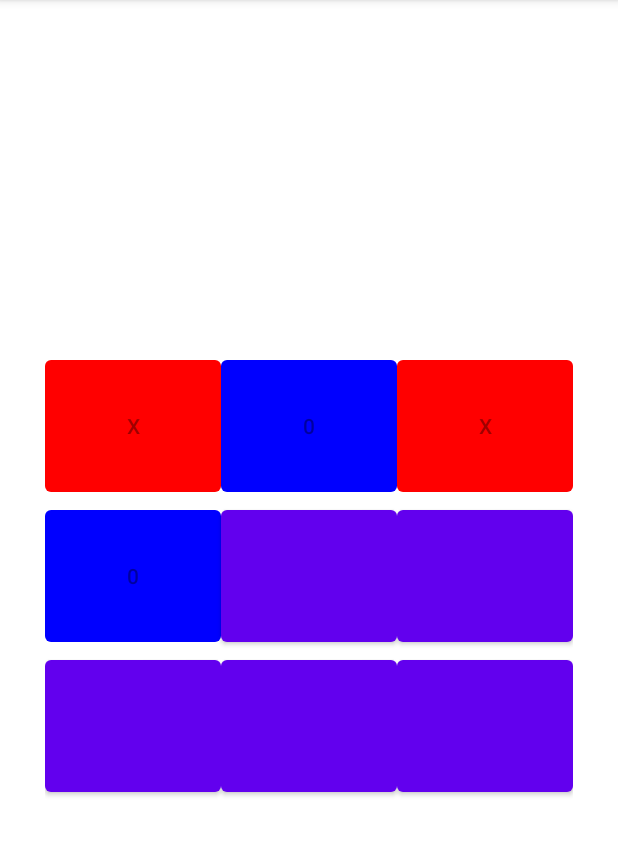
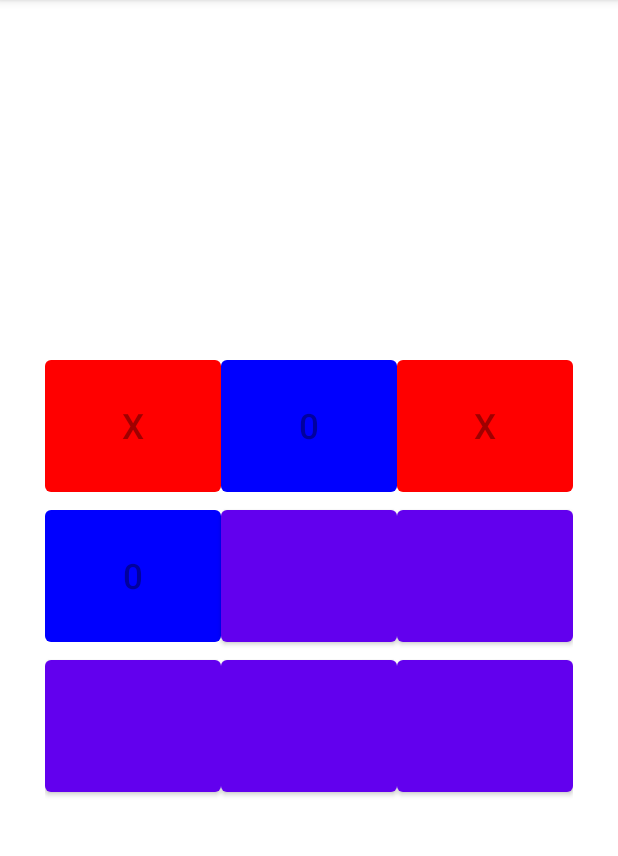
Before and after one commit to lukadvali/homework3, an Android app: the screen it shows after launch (MainActivity), after a tap on an icon or button, on a phone screen of 412 x 824 dp, the part 84-940 px from its top. Run offline under Robolectric (Android 15) with nearby library versions, the phone set to English and light mode, and no system bars; 3 other taps on this screen came first.

Commit message:
second commit

```diff
--- a/app/src/main/java/com/adjarabet/myapplication/MainActivity.kt
+++ b/app/src/main/java/com/adjarabet/myapplication/MainActivity.kt
@@ -53,7 +53,7 @@ class MainActivity : AppCompatActivity(), View.OnClickListener {
 
     }
 
-    fun playGame(clickedView: Button, buttonNumber: Int){
+    private fun playGame(clickedView: Button, buttonNumber: Int){
         if (activePlayer == 1){
             clickedView.text = "X"
             clickedView.setBackgroundColor(Color.RED)
@@ -70,7 +70,7 @@ class MainActivity : AppCompatActivity(), View.OnClickListener {
         check()
     }
 
-    fun check(){
+    private fun check(){
         var winner = 0
         if (firstPlayer.contains(1) && firstPlayer.contains(2) && firstPlayer.contains(3)){
             winner = 1
--- a/app/src/main/res/layout/activity_main.xml
+++ b/app/src/main/res/layout/activity_main.xml
@@ -23,17 +23,20 @@
             <Button
                 android:id="@+id/button1"
                 android:layout_weight="1"
+                android:textSize="23sp"
                 android:layout_width="wrap_content"
                 android:layout_height="100dp"/>
 
             <Button
                 android:id="@+id/button2"
+                android:textSize="23sp"
                 android:layout_weight="1"
                 android:layout_width="wrap_content"
                 android:layout_height="100dp" />
 
             <Button
                 android:id="@+id/button3"
+                android:textSize="23sp"
                 android:layout_weight="1"
                 android:layout_width="wrap_content"
                 android:layout_height="100dp"/>
@@ -44,6 +47,7 @@
             android:weightSum="3">
 
             <Button
+                android:textSize="23sp"
                 android:id="@+id/button4"
                 android:layout_weight="1"
                 android:layout_width="wrap_content"
@@ -53,10 +57,12 @@
                 android:id="@+id/button5"
                 android:layout_weight="1"
                 android:layout_width="wrap_content"
+                android:textSize="23sp"
                 android:layout_height="100dp" />
 
             <Button
                 android:id="@+id/button6"
+                android:textSize="23sp"
                 android:layout_weight="1"
                 android:layout_width="wrap_content"
                 android:layout_height="100dp"/>
@@ -69,6 +75,7 @@
         <Button
             android:id="@+id/button7"
             android:layout_weight="1"
+            android:textSize="23sp"
             android:layout_width="wrap_content"
             android:layout_height="100dp"/>
 
@@ -76,12 +83,14 @@
             android:id="@+id/button8"
             android:layout_weight="1"
             android:layout_width="wrap_content"
+            android:textSize="23sp"
             android:layout_height="100dp" />
 
         <Button
             android:id="@+id/button9"
             android:layout_weight="1"
             android:layout_width="wrap_content"
+            android:textSize="23sp"
             android:layout_height="100dp"/>
     </TableRow>
 
```
